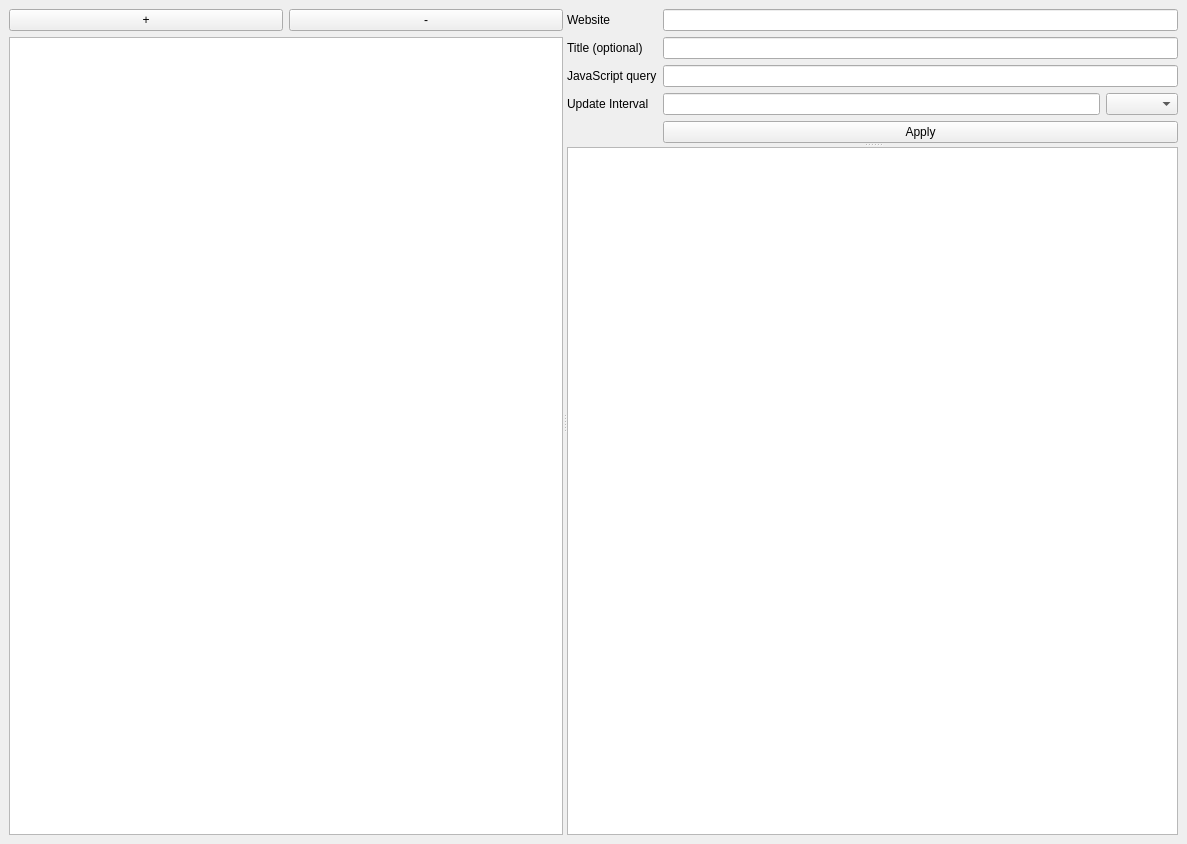
This is src/mainwindow.ui in mmmm1998/WebWatcher as Qt 5 draws it before an edit. The edited form follows.
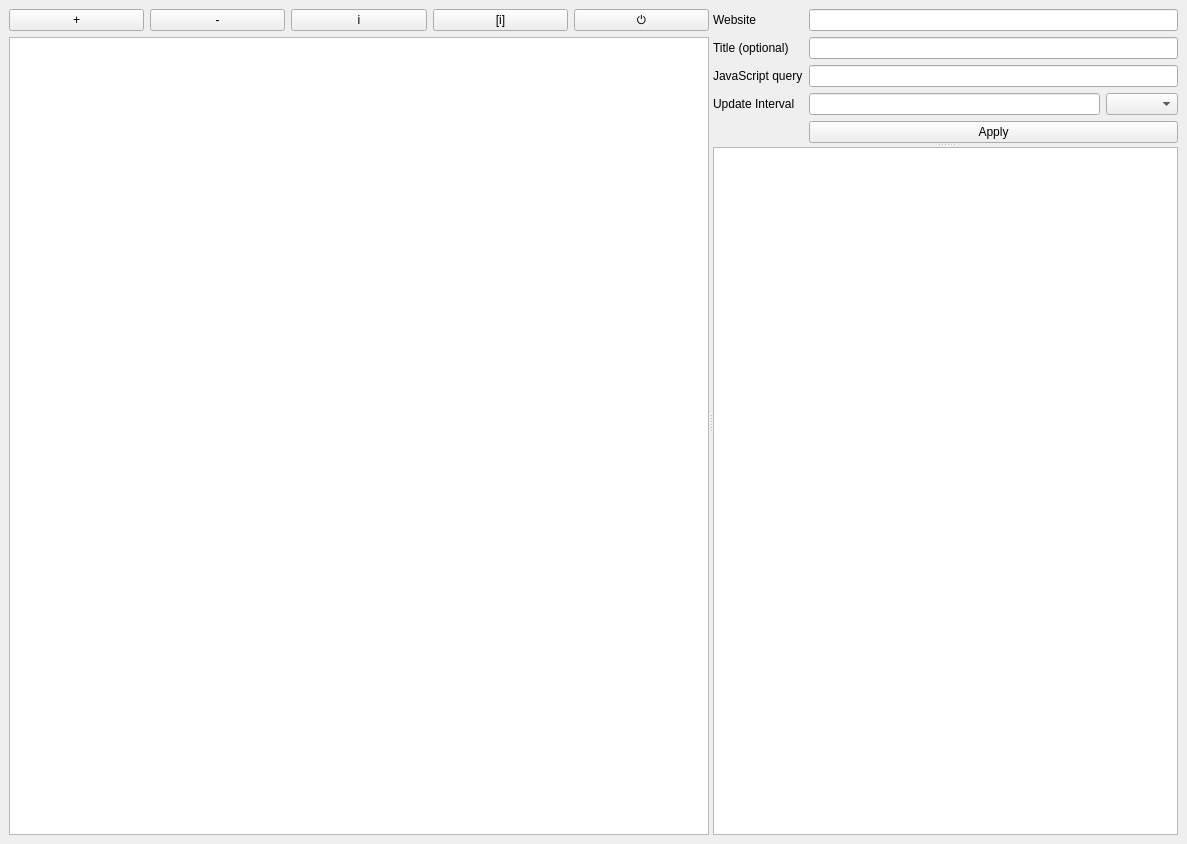
This is the edited form. Icons and pictures are not drawn.

```diff
--- a/src/mainwindow.ui
+++ b/src/mainwindow.ui
@@ -48,6 +48,12 @@
          <layout class="QHBoxLayout" name="horizontalLayout">
           <item>
            <widget class="QPushButton" name="addSiteButton">
+            <property name="sizePolicy">
+             <sizepolicy hsizetype="Minimum" vsizetype="Preferred">
+              <horstretch>0</horstretch>
+              <verstretch>0</verstretch>
+             </sizepolicy>
+            </property>
             <property name="text">
              <string>+</string>
             </property>
@@ -55,11 +61,56 @@
           </item>
           <item>
            <widget class="QPushButton" name="removeSiteButton">
+            <property name="sizePolicy">
+             <sizepolicy hsizetype="Minimum" vsizetype="Preferred">
+              <horstretch>0</horstretch>
+              <verstretch>0</verstretch>
+             </sizepolicy>
+            </property>
             <property name="text">
              <string>-</string>
             </property>
            </widget>
           </item>
+          <item>
+           <widget class="QPushButton" name="ignoreSiteUpdateButton">
+            <property name="sizePolicy">
+             <sizepolicy hsizetype="Minimum" vsizetype="Preferred">
+              <horstretch>0</horstretch>
+              <verstretch>0</verstretch>
+             </sizepolicy>
+            </property>
+            <property name="text">
+             <string>i</string>
+            </property>
+           </widget>
+          </item>
+          <item>
+           <widget class="QPushButton" name="toggleSiteIgnorableButton">
+            <property name="sizePolicy">
+             <sizepolicy hsizetype="Minimum" vsizetype="Preferred">
+              <horstretch>0</horstretch>
+              <verstretch>0</verstretch>
+             </sizepolicy>
+            </property>
+            <property name="text">
+             <string>[i]</string>
+            </property>
+           </widget>
+          </item>
+          <item>
+           <widget class="QPushButton" name="onOffUpdateButton">
+            <property name="sizePolicy">
+             <sizepolicy hsizetype="Minimum" vsizetype="Preferred">
+              <horstretch>0</horstretch>
+              <verstretch>0</verstretch>
+             </sizepolicy>
+            </property>
+            <property name="text">
+             <string>⏻</string>
+            </property>
+           </widget>
+          </item>
          </layout>
         </item>
         <item>
```
Left out of the diff: 71 changed lines with no effect on the pictures.
